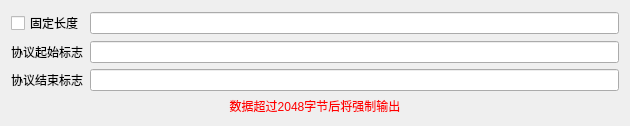
First picture: the form in src/pages/page/other/more/protocol/SAKProtocolAnalyzerWidget.ui, repository x-tools-author/x-tools, before the edit.
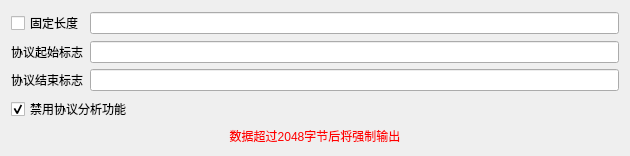
Second picture: the form after the edit.

What changed in the file:
```diff
--- a/src/pages/page/other/more/protocol/SAKProtocolAnalyzerWidget.ui
+++ b/src/pages/page/other/more/protocol/SAKProtocolAnalyzerWidget.ui
@@ -7,27 +7,15 @@
     <x>0</x>
     <y>0</y>
     <width>630</width>
-    <height>114</height>
+    <height>136</height>
    </rect>
   </property>
   <property name="windowTitle">
    <string notr="true">协议分析</string>
   </property>
   <layout class="QGridLayout" name="gridLayout">
-   <item row="3" column="0" colspan="2">
-    <widget class="QLabel" name="label_3">
-     <property name="styleSheet">
-      <string notr="true">QLabel {
-	color: red
-}</string>
-     </property>
-     <property name="text">
-      <string>数据超过2048字节后将强制输出</string>
-     </property>
-     <property name="alignment">
-      <set>Qt::AlignCenter</set>
-     </property>
-    </widget>
+   <item row="2" column="1">
+    <widget class="QLineEdit" name="endLineEdit"/>
    </item>
    <item row="1" column="0">
     <widget class="QLabel" name="label">
@@ -36,6 +24,13 @@
      </property>
     </widget>
    </item>
+   <item row="2" column="0">
+    <widget class="QLabel" name="label_2">
+     <property name="text">
+      <string>协议结束标志</string>
+     </property>
+    </widget>
+   </item>
    <item row="0" column="1">
     <widget class="QLineEdit" name="lengthLineEdit">
      <property name="text">
@@ -43,8 +38,8 @@
      </property>
     </widget>
    </item>
-   <item row="2" column="1">
-    <widget class="QLineEdit" name="endLineEdit"/>
+   <item row="1" column="1">
+    <widget class="QLineEdit" name="startLineEdit"/>
    </item>
    <item row="0" column="0">
     <widget class="QCheckBox" name="fixedLengthCheckBox">
@@ -53,17 +48,22 @@
      </property>
     </widget>
    </item>
-   <item row="1" column="1">
-    <widget class="QLineEdit" name="startLineEdit"/>
-   </item>
-   <item row="2" column="0">
-    <widget class="QLabel" name="label_2">
+   <item row="4" column="0" colspan="2">
+    <widget class="QLabel" name="label_3">
+     <property name="styleSheet">
+      <string notr="true">QLabel {
+	color: red
+}</string>
+     </property>
      <property name="text">
-      <string>协议结束标志</string>
+      <string>数据超过2048字节后将强制输出</string>
+     </property>
+     <property name="alignment">
+      <set>Qt::AlignCenter</set>
      </property>
     </widget>
    </item>
-   <item row="4" column="0">
+   <item row="5" column="0">
     <spacer name="verticalSpacer">
      <property name="orientation">
       <enum>Qt::Vertical</enum>
@@ -76,6 +76,16 @@
      </property>
     </spacer>
    </item>
+   <item row="3" column="0" colspan="2">
+    <widget class="QCheckBox" name="disableCheckBox">
+     <property name="text">
+      <string>禁用协议分析功能</string>
+     </property>
+     <property name="checked">
+      <bool>true</bool>
+     </property>
+    </widget>
+   </item>
   </layout>
  </widget>
  <resources/>
```
